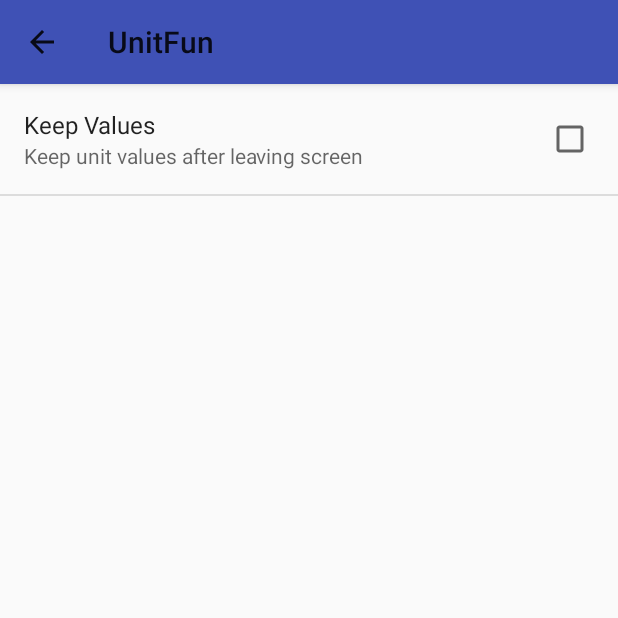
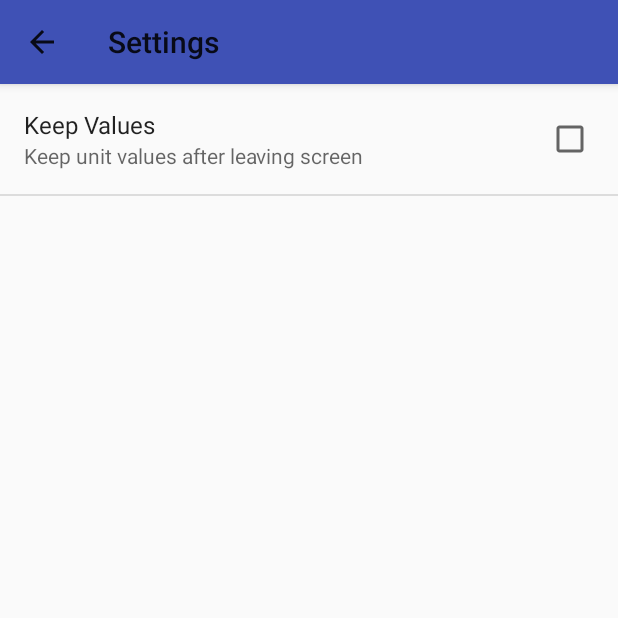
Before and after one commit to bousman/UnitFun, an Android app: the screen it shows after launch (SettingsActivity), in the options menu, after a tap on "Settings", on a phone screen of 412 x 824 dp, the top half of it. Run offline under Robolectric (Android 15) with nearby library versions, the phone set to English and light mode, and no system bars.

Commit message:
avoid problem with null action bar

```diff
--- a/app/src/main/java/com/project/bousman/unitfun/SettingsActivity.java
+++ b/app/src/main/java/com/project/bousman/unitfun/SettingsActivity.java
@@ -1,5 +1,6 @@
 package com.project.bousman.unitfun;
 
+import android.support.v7.app.ActionBar;
 import android.support.v7.app.AppCompatActivity;
 import android.os.Bundle;
 import android.support.v7.widget.Toolbar;
@@ -12,8 +13,11 @@ public class SettingsActivity extends AppCompatActivity {
 
         // up/back in the toolbar
         Toolbar myToolbar = (Toolbar) findViewById(R.id.my_toolbar);
+        myToolbar.setTitle(R.string.title_settings_activity);
         setSupportActionBar(myToolbar);
-        getSupportActionBar().setDisplayHomeAsUpEnabled(true);
+        ActionBar bar = getSupportActionBar();
+        if ( bar != null )
+           bar.setDisplayHomeAsUpEnabled(true);
 
         // Display SettingsFragment as the main content
         getFragmentManager().beginTransaction()
--- a/app/src/main/java/com/project/bousman/unitfun/UnitActivity.java
+++ b/app/src/main/java/com/project/bousman/unitfun/UnitActivity.java
@@ -16,6 +16,7 @@ import android.content.DialogInterface;
 import android.content.Intent;
 import android.content.SharedPreferences;
 import android.preference.PreferenceManager;
+import android.support.v7.app.ActionBar;
 import android.support.v7.app.AlertDialog;
 import android.support.v7.app.AppCompatActivity;
 import android.os.Bundle;
@@ -115,7 +116,9 @@ public class UnitActivity extends AppCompatActivity {
         // up/back in the toolbar
         Toolbar myToolbar = (Toolbar) findViewById(R.id.my_toolbar);
         setSupportActionBar(myToolbar);
-        getSupportActionBar().setDisplayHomeAsUpEnabled(true);
+        ActionBar bar = getSupportActionBar();
+        if ( bar != null )
+            bar.setDisplayHomeAsUpEnabled(true);
 
         // get "settings" value for keeping unit values.  If true then will try to set
         // the reference value to what it was when we were last here
```
